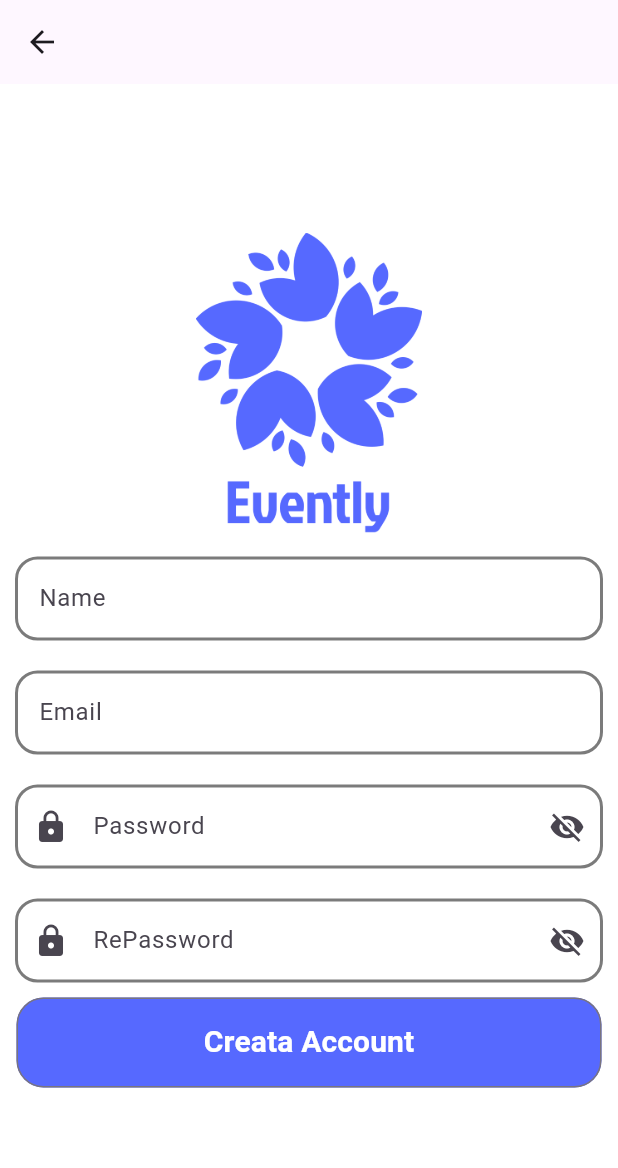
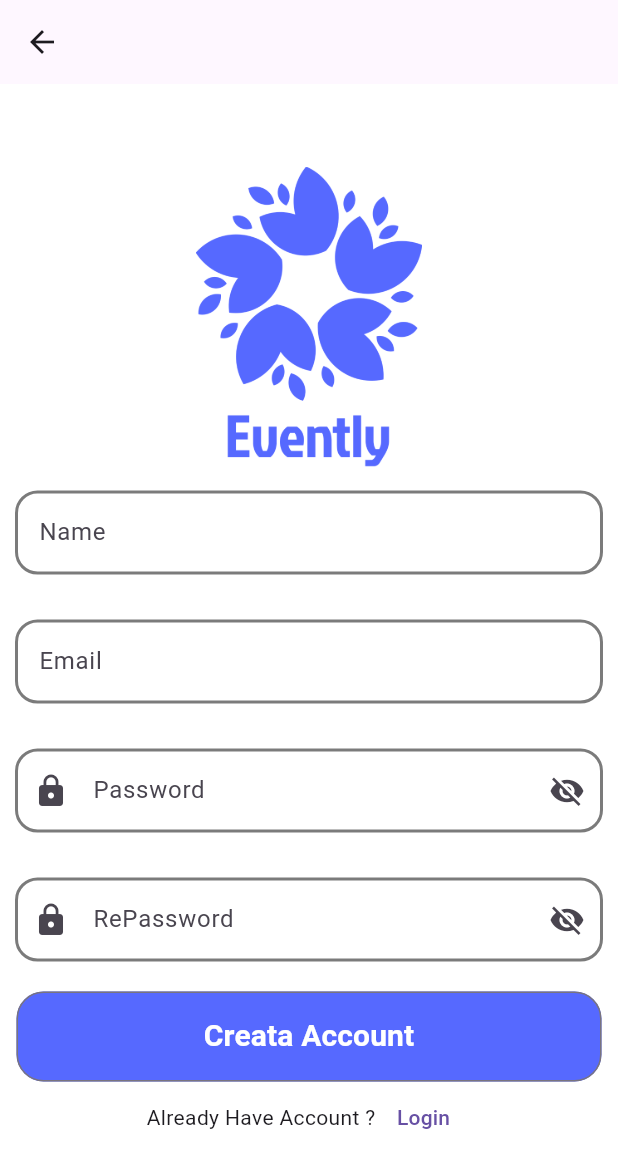
Before and after one commit to kerols20/Evantly_App, a Flutter app: the signIn screen opened by its route, after a tap on "Create Account", on a phone screen of 412 x 824 dp. Shown: the top 1168 px of the screen. Run offline on Flutter 3.47's test engine with Material 3 defaults, Android fonts, the phone set to English and light mode, and no system bars; our stand-ins replace firebase_auth, firebase_core, smooth_page_indicator; accounts and stored records are empty; generated files the repository leaves out were written again; network calls fail.

Commit message:
first level with firebase

```diff
--- /dev/null
+++ b/lib/core/constant/app_constant_icons.dart
@@ -0,0 +1,3 @@
+class icons_app{
+  static String GoogelIcon = "assets/icons/Googel.png";
+}
--- a/lib/core/extensions/custom_form_Filed.dart
+++ b/lib/core/extensions/custom_form_Filed.dart
@@ -1,8 +1,8 @@
+import 'package:flutter/material.dart';
 import 'package:evanly/core/constant/app_color.dart';
-import 'package:flutter/material.dart';
 
 class CustomFormField extends StatefulWidget {
-  final String labelText;
+  final String? labelText;
   final String? hintText;
   final TextEditingController? controller;
   final TextInputType keyboardType;
@@ -16,23 +16,25 @@ class CustomFormField extends StatefulWidget {
   final InputBorder? focusedBorder;
   final bool enabled;
   final EdgeInsetsGeometry? padding;
+  final void Function(String)? onChanged; // خاصية onChanged
 
   const CustomFormField({
     Key? key,
-    required this.labelText,
+    this.labelText,
     this.hintText,
     this.controller,
     this.keyboardType = TextInputType.text,
     this.validator,
     this.isPassword = false,
     this.obscureText = false,
-    this.prefixIcon, // أيقونة على اليسار
-    this.suffixIcon, // أيقونة على اليمين
+    this.prefixIcon,
+    this.suffixIcon,
     this.onSuffixIconPressed,
     this.enabledBorder,
     this.focusedBorder,
     this.enabled = true,
-    this.padding, // إضافة خاصية padding
+    this.padding,
+    this.onChanged,
   }) : super(key: key);
 
   @override
@@ -41,28 +43,37 @@ class CustomFormField extends StatefulWidget {
 
 class _CustomFormFieldState extends State<CustomFormField> {
   late bool _isObscured;
+
+  @override
   void initState() {
     super.initState();
-    _isObscured = widget.isPassword; // إذا كان الحقل كلمة مرور، يتم إخفاء النص مبدئيًا
+    _isObscured = widget.isPassword;
   }
+
   @override
   Widget build(BuildContext context) {
     return Padding(
-      padding: widget.padding ?? const EdgeInsets.only(left: 10, right: 10 , top: 10,), // تطبيق padding
+      padding: widget.padding ?? const EdgeInsets.symmetric(horizontal: 10, vertical: 10),
       child: TextFormField(
         controller: widget.controller,
         keyboardType: widget.keyboardType,
         obscureText: widget.isPassword ? _isObscured : false,
         validator: widget.validator,
         enabled: widget.enabled,
+        onChanged: (value) {
+          print('Entered text: $value'); // طباعة النص في الـ Console
+          if (widget.onChanged != null) {
+            widget.onChanged!(value); // استدعاء الدالة إذا تم توفيرها
+          }
+        },
         decoration: InputDecoration(
           labelText: widget.labelText,
           hintText: widget.hintText,
           prefixIcon: widget.prefixIcon != null ? Icon(widget.prefixIcon) : null,
           suffixIcon: widget.suffixIcon != null
               ? IconButton(
-            icon: Icon(_isObscured ? Icons.visibility_off : Icons.visibility,),
-            onPressed: (){
+            icon: Icon(_isObscured ? Icons.visibility_off : Icons.visibility),
+            onPressed: () {
               setState(() {
                 _isObscured = !_isObscured;
               });
--- /dev/null
+++ b/lib/core/utils/firebaseFunction.dart
@@ -0,0 +1,19 @@
+import 'package:firebase_auth/firebase_auth.dart';
+
+class firebasefunction{
+   static createAccount(String email, String Paasword )async{
+     try {UserCredential Credential = await FirebaseAuth.instance.
+     createUserWithEmailAndPassword(email: email, password: Paasword);} on FirebaseAuthException catch (x) {
+       if(x.code == "weak_password"){
+         print("the password is weak");
+       }
+       else if (x.message == "email is already use"){
+         print("email is already use");
+       }
+     }catch(x){
+       print(x);
+     }
+   }
+}
+
+// UserCredential
--- a/lib/modules/signIn/creat_Account.dart
+++ b/lib/modules/signIn/creat_Account.dart
@@ -4,11 +4,20 @@ import 'package:evanly/core/constant/app_constant_images.dart';
 import 'package:evanly/core/extensions/custom_form_Filed.dart';
 import 'package:evanly/core/extensions/extensions.dart';
 import 'package:evanly/core/routes/pageRouts.dart';
+import 'package:evanly/core/utils/firebaseFunction.dart';
 import 'package:flutter/material.dart';
 
-class CreatAccount extends StatelessWidget {
+class CreatAccount extends StatefulWidget {
    CreatAccount({super.key});
 
+  @override
+  State<CreatAccount> createState() => _CreatAccountState();
+}
+
+class _CreatAccountState extends State<CreatAccount> {
+  final _NameController = TextEditingController();
+  final _EmailController = TextEditingController();
+  final _PaaswordController = TextEditingController();
   @override
   Widget build(BuildContext context) {
     var mediaQuery = MediaQuery.of(context);
@@ -19,19 +28,23 @@ class CreatAccount extends StatelessWidget {
       children: [
         Image.asset(app_images.splachLogo,height: mediaQuery.size.height *0.25
         ),
-        CustomFormField(labelText: 'Name', hintText: 'Name',),
+        CustomFormField(
+          controller: _NameController,
+          labelText: 'Name', hintText: 'Name',),
         SizedBox(height:10 ,),
         CustomFormField(
-          isPassword: true,
+          controller: _EmailController,
           labelText: 'Email', hintText: 'Enter your Email',
         ),
         SizedBox(height:10 ,),
-        CustomFormField(labelText: 'Password', hintText: 'Password', isPassword: true, prefixIcon: Icons.lock, suffixIcon: Icons.remove_red_eye,),
+        CustomFormField(
+          controller: _PaaswordController,
+          labelText: 'Password', hintText: 'Password', isPassword: true, prefixIcon: Icons.lock, suffixIcon: Icons.remove_red_eye,),
         SizedBox(height:10 ,),
         CustomFormField(labelText: 'RePassword', hintText: 'RePassword',isPassword: true, prefixIcon: Icons.lock, suffixIcon: Icons.remove_red_eye),
         SizedBox(height: 10,),
         OutlinedButton(onPressed: () {
-          //xxxxxxxxxxxxxxxxxxxxxxxxxxxxxxxxx
+          firebasefunction.createAccount(_EmailController.text, _PaaswordController.text);
         }, child: Text("Creata Account", style: TextStyle(
           fontSize: 20,
           fontWeight:FontWeight.w700,
@@ -45,7 +58,16 @@ class CreatAccount extends StatelessWidget {
               backgroundColor: app_color.appColorGeneral
           ),
         ),
-
+        Row(
+          mainAxisAlignment: MainAxisAlignment.center,
+          mainAxisSize: MainAxisSize.min,
+          children: [
+            Text("Already Have Account ?"),
+            TextButton(onPressed: () {
+              Navigator.pushNamed(context, PagesRouteName.signIn);
+            }, child: Text("Login"))
+          ],
+        ),
       ],
     ).setCenter(),
     );
--- a/lib/modules/signIn/signIn.dart
+++ b/lib/modules/signIn/signIn.dart
@@ -1,4 +1,5 @@
 import 'package:evanly/core/constant/app_color.dart';
+import 'package:evanly/core/constant/app_constant_icons.dart';
 import 'package:evanly/core/constant/app_constant_images.dart';
 import 'package:evanly/core/extensions/custom_form_Filed.dart';
 import 'package:evanly/core/extensions/extensions.dart';
@@ -75,7 +76,33 @@ class _signInState extends State<signIn> {
                 thickness: 2,
               ),),
             ],
-          )
+          ),
+          SizedBox(height: 10,),
+          Padding(
+            padding:  EdgeInsets.only(left: 10, right: 10),
+            child: OutlinedButton(onPressed: () {
+              //xxxxxxxxxxxxxxxxxxxxxxxxxxxxxxx
+            }, child:Row(
+              children: [
+                SizedBox(width: 120,),
+                ImageIcon(AssetImage(icons_app.GoogelIcon,)),
+                SizedBox(width: 10,),
+                Text("Login With Google")
+              ],
+            ) ,
+              style: OutlinedButton.styleFrom(
+                side: BorderSide(
+                  width: 2,
+                  color: app_color.appColorGeneral
+                ),
+                  minimumSize: Size(390, 60),
+                  shape: RoundedRectangleBorder(
+                    borderRadius: BorderRadius.circular(18),
+                  ),
+                  backgroundColor: app_color.appColorsWhite
+              ),
+            ),
+          ),
         ],
       ).setCenter(),
     );
--- a/pubspec.yaml
+++ b/pubspec.yaml
@@ -36,6 +36,8 @@ dependencies:
   # Use with the CupertinoIcons class for iOS style icons.
   cupertino_icons: ^1.0.8
   smooth_page_indicator: ^1.2.0+3
+  firebase_core: ^3.10.0
+  firebase_auth: ^5.4.0
 
 dev_dependencies:
   flutter_test:
```
Also changed, not shown: lib/main.dart (+8 -1 lines), assets/icons/Googel.png (added), pubspec.lock, 5 other files.
